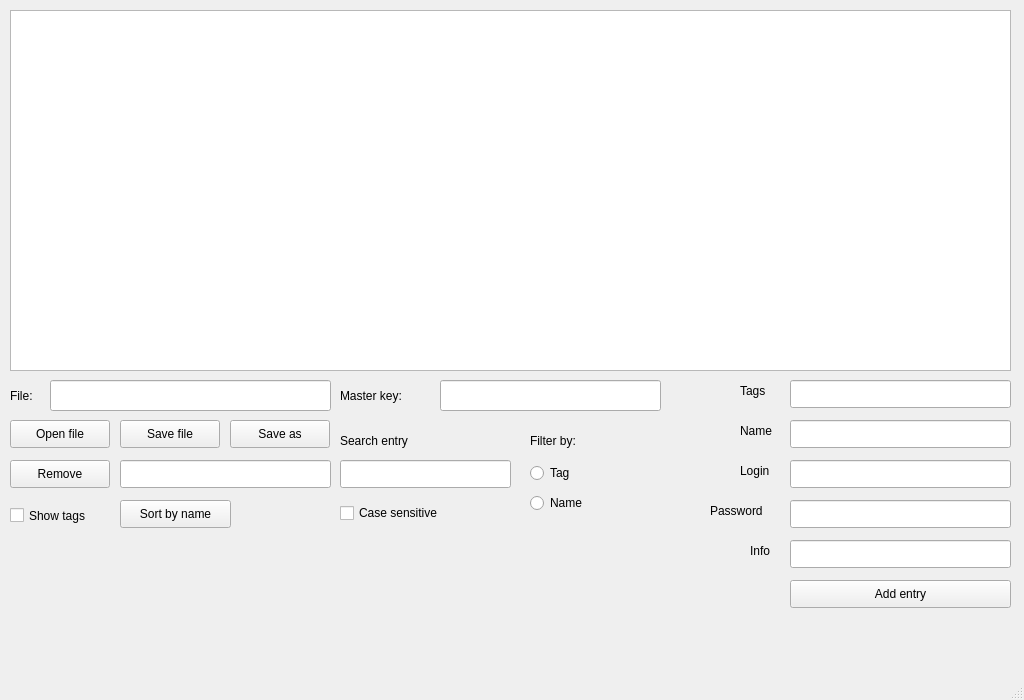
This is japm.ui in EngineerXL/japm as Qt 5 draws it before an edit. The edited form follows.
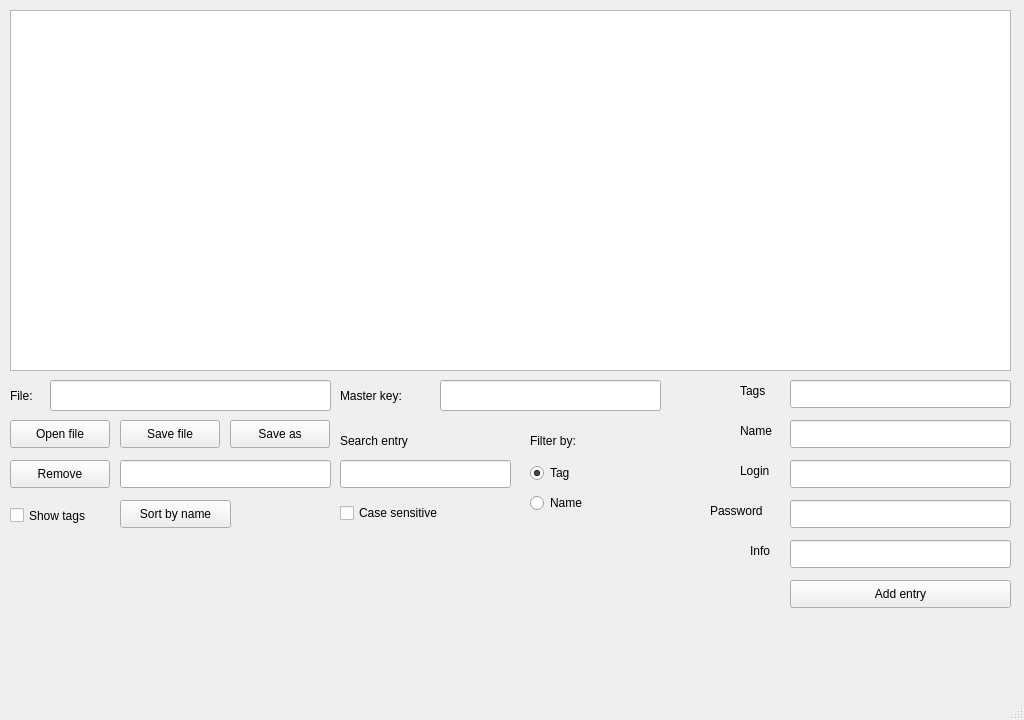
This is the edited form.

Commit message: Переписал сохранение и чтение, отформатировал код

```diff
--- a/japm.ui
+++ b/japm.ui
@@ -7,13 +7,13 @@
     <x>0</x>
     <y>0</y>
     <width>1024</width>
-    <height>700</height>
+    <height>720</height>
    </rect>
   </property>
   <property name="minimumSize">
    <size>
     <width>1024</width>
-    <height>700</height>
+    <height>720</height>
    </size>
   </property>
   <property name="windowTitle">
@@ -258,6 +258,9 @@
     <property name="text">
      <string>Tag</string>
     </property>
+    <property name="checked">
+     <bool>true</bool>
+    </property>
    </widget>
    <widget class="QRadioButton" name="radioButtonName">
     <property name="geometry">
```
The commit also changes 5 other files.
